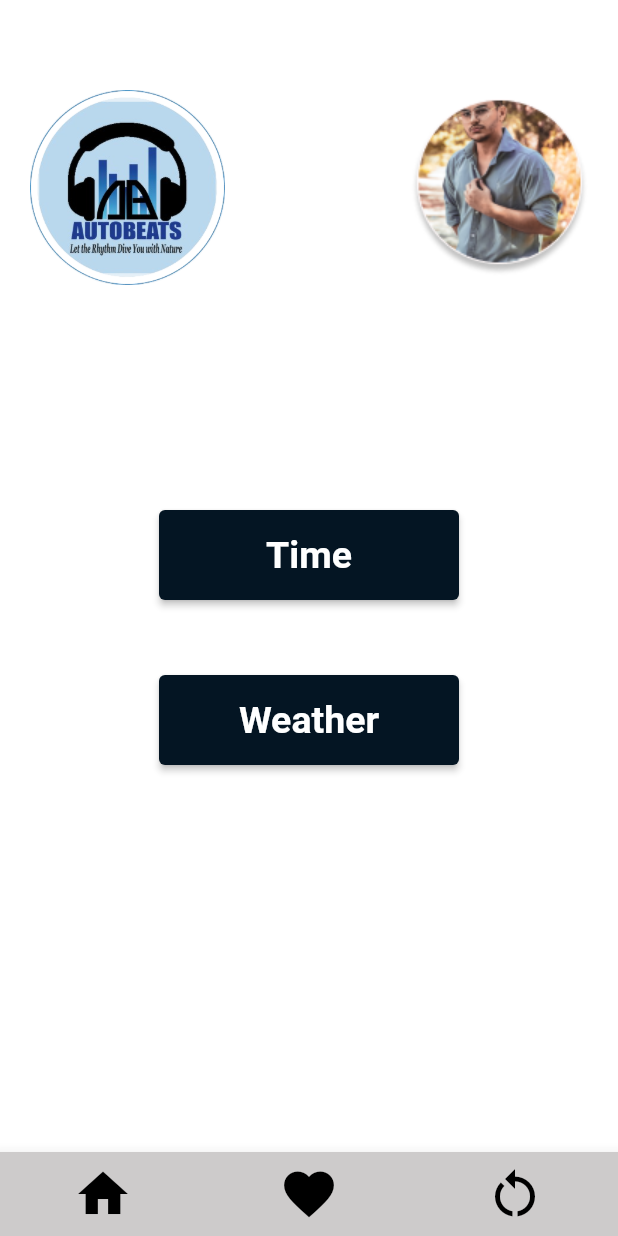
After one commit to SachiniDeSilva/Auto_Play, a Flutter app: the GetStart screen opened directly, on a phone screen of 412 x 824 dp. The commit adds this screen. Run offline on Flutter 3.47's test engine with Material 2 defaults, Android fonts, the phone set to English and light mode, and no system bars.

Commit message:
changes
add const

```diff
--- /dev/null
+++ b/lib/Pages/get_start.dart
@@ -0,0 +1,84 @@
+import 'package:flutter/material.dart';
+
+class GetStart extends StatefulWidget {
+  const GetStart({super.key});
+
+  @override
+  State<GetStart> createState() => _GetStartState();
+}
+
+class _GetStartState extends State<GetStart> {
+  @override
+  Widget build(BuildContext context) {
+    return Scaffold(
+      backgroundColor: Colors.white,
+      bottomNavigationBar: BottomAppBar(
+        color: const Color.fromARGB(255, 205, 203, 203),
+        child: Row(
+          mainAxisAlignment: MainAxisAlignment.spaceAround,
+          children: [
+            IconButton(
+              onPressed: () {},
+              icon: const Icon(Icons.home),
+              iconSize: 40,
+              color: Colors.black,
+            ),
+            IconButton(
+              onPressed: () {},
+              icon: const Icon(Icons.favorite),
+              iconSize: 40,
+              color: Colors.black,
+            ),
+            IconButton(
+              onPressed: () {},
+              icon: const Icon(Icons.restart_alt),
+              iconSize: 40,
+              color: Colors.black,
+            ),
+          ],
+        ),
+      ),
+      body: Padding(
+        padding: const EdgeInsets.only(top: 60, left: 20, right: 20),
+        child: Column(
+          children: [
+            Row(
+              mainAxisAlignment: MainAxisAlignment.spaceBetween,
+              children: [
+                SizedBox(
+                  height: 130,
+                  child: Image.asset('assets/Group_6.png'),
+                ),
+                Image.asset('assets/Ellipse 14.png'),
+              ],
+            ),
+            Padding(
+              padding: const EdgeInsets.only(top: 150, bottom: 50),
+              child: ElevatedButton(
+                style: ElevatedButton.styleFrom(
+                    backgroundColor: const Color.fromARGB(255, 4, 21, 35),
+                    fixedSize: const Size(200, 60)),
+                onPressed: () {},
+                child: const Text(
+                  'Time',
+                  style:
+                      TextStyle(fontWeight: FontWeight.bold, fontSize: 25.0),
+                ),
+              ),
+            ),
+            ElevatedButton(
+              style: ElevatedButton.styleFrom(
+                  backgroundColor: const Color.fromARGB(255, 4, 21, 35),
+                  fixedSize: const Size(200, 60)),
+              onPressed: () {},
+              child: const Text(
+                'Weather',
+                style: TextStyle(fontWeight: FontWeight.bold, fontSize: 25.0),
+              ),
+            ),
+          ],
+        ),
+      ),
+    );
+  }
+}
--- a/lib/Routes/route_manager.dart
+++ b/lib/Routes/route_manager.dart
@@ -2,10 +2,12 @@ import 'package:flutter/material.dart';
 
 import '../Pages/home.dart';
 import '../Pages/splash.dart';
+import 'package:auto_play/Pages/start.dart';
 
 class RouteManager {
   static const String splash = '/';
   static const String home = '/home';
+  static const String start = '/start';
 
   static Route<dynamic>? onGenerateRoute(RouteSettings setting) {
     switch (setting.name) {
@@ -16,6 +18,11 @@ class RouteManager {
       //route for home
       case home:
         return MaterialPageRoute(builder: (context) => const Home());
+
+        //route for start
+      case start:
+        return MaterialPageRoute(builder: (context) => const Start());
+
     }
     return null;
   }
```
Also changed, not shown: lib/Pages/edit_profile.dart (+11 -11 lines), lib/Pages/view_profile.dart (+5 -5 lines), lib/Pages/start.dart (added), 1 other file.
